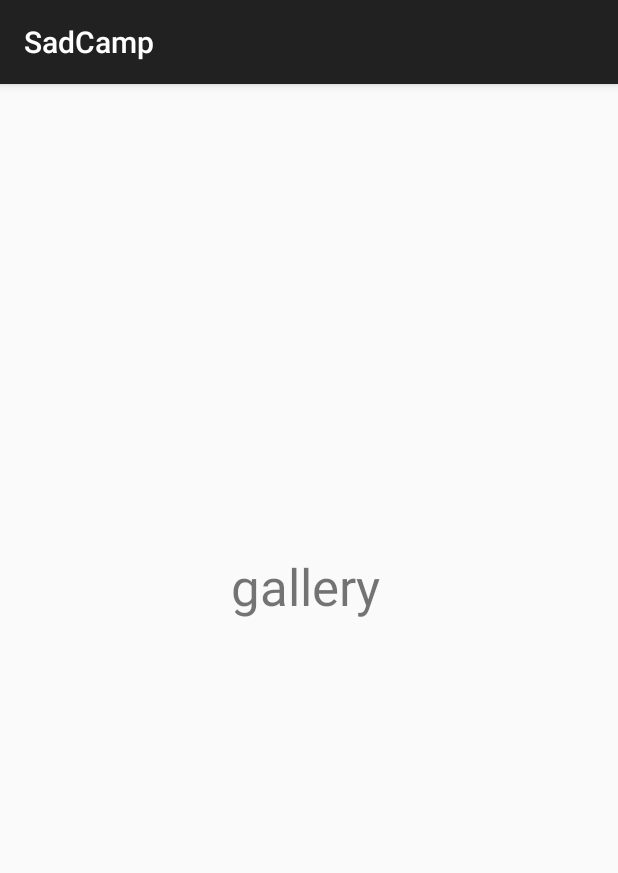
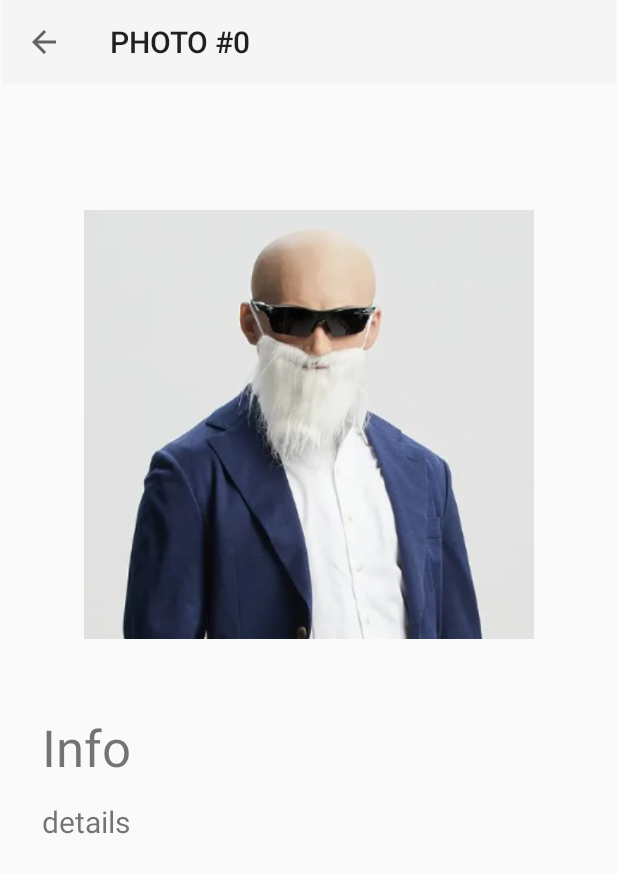
Before and after one commit to kimhaeno/SadCamp, an Android app: the PhotoActivity screen opened directly, with no data from a screen before it, on a phone screen of 412 x 824 dp. Shown: the top 873 px of the screen. Run offline under Robolectric (Android 15) with nearby library versions, the light colour scheme and no system bars; 1 statement that could not run was skipped.

Commit message:
call succeed

```diff
--- a/app/src/main/AndroidManifest.xml
+++ b/app/src/main/AndroidManifest.xml
@@ -30,7 +30,7 @@
         </activity>
 
         <activity android:name=".PhotoActivity"
-            android:theme="@style/Theme.AppCompat.Light.DarkActionBar">
+            android:theme="@style/Theme.AppCompat.Light.NoActionBar">
         </activity>>
 
 
--- a/app/src/main/java/com/example/sadcamp/GalleryAdapter.java
+++ b/app/src/main/java/com/example/sadcamp/GalleryAdapter.java
@@ -1,6 +1,7 @@
 package com.example.sadcamp;
 
 import android.content.Context;
+import android.content.Intent;
 import android.graphics.Bitmap;
 import android.os.Bundle;
 import android.view.View;
@@ -8,6 +9,10 @@ import android.view.ViewGroup;
 import android.widget.BaseAdapter;
 import android.widget.GridView;
 import android.widget.ImageView;
+
+import androidx.fragment.app.FragmentActivity;
+
+import java.util.ArrayList;
 
 public class GalleryAdapter extends BaseAdapter {
 
@@ -24,7 +29,7 @@ public class GalleryAdapter extends BaseAdapter {
 
         if (convertView == null){
             imageView = new ImageView(mContext);
-            imageView.setLayoutParams(new GridView.LayoutParams(85, 85));
+            imageView.setLayoutParams(new GridView.LayoutParams(340, 350));
             imageView.setScaleType(ImageView.ScaleType.CENTER_CROP);
             imageView.setPadding(8,8,8,8);
         } else {
@@ -32,21 +37,19 @@ public class GalleryAdapter extends BaseAdapter {
         }
 
         imageView.setImageBitmap(mImages.get(position));
-        imageView.setOnClickListener(new View.OnClickListener(){
+
+
+
+        imageView.setOnClickListener(new View.OnClickListener() {
             @Override
-            public void onClick(View v){
-                // here position is the image position in the grid view.
-                // handle your click event here.
-                // you can show your dialog from here.
+            public void onClick(View v) {
+                Intent intent = new Intent(mContext, PhotoActivity.class);
 
-                Bundle bundle =new Bundle();
-                bundle.putInt("position", position); //key랑 value
-
-                MyDialogFragment dialog = new MyDialogFragment();
-                dialog.setArguments(bundle);
-                dialog.show(((FragmentActivity)mContext).getSupportFragmentManager(), "myDialog");
+                intent.putExtra("position", position);
+                mContext.startActivity(intent);
             }
         });
+
         return imageView;
     }
 
--- a/app/src/main/java/com/example/sadcamp/MyDialogFragment.java
+++ b/app/src/main/java/com/example/sadcamp/MyDialogFragment.java
@@ -6,6 +6,7 @@ import android.os.Bundle;
 import androidx.fragment.app.DialogFragment;
 import androidx.appcompat.app.AlertDialog;
 
+/*UNUSED!*/
 
 public class MyDialogFragment extends DialogFragment {
 
--- a/app/src/main/java/com/example/sadcamp/PhotoActivity.java
+++ b/app/src/main/java/com/example/sadcamp/PhotoActivity.java
@@ -1,7 +1,12 @@
 package com.example.sadcamp;
 
+import android.content.Intent;
+import android.app.Activity;
+import android.view.MenuItem;
 import android.os.Bundle;
+import android.widget.ImageView;
 
+import androidx.appcompat.widget.Toolbar;
 import androidx.appcompat.app.AppCompatActivity;
 
 public class PhotoActivity extends AppCompatActivity {
@@ -10,5 +15,28 @@ public class PhotoActivity extends AppCompatActivity {
     protected void onCreate(Bundle savedInstanceState){
         super.onCreate(savedInstanceState);
         setContentView(R.layout.activity_photo);
+
+        Intent intent = getIntent();
+        int pos = intent.getExtras().getInt("position");
+
+
+        Toolbar toolbar = findViewById(R.id.photo_toolbar);
+        setSupportActionBar(toolbar);
+        getSupportActionBar().setDisplayHomeAsUpEnabled(true);
+        getSupportActionBar().setTitle(String.format("PHOTO #%d", pos));
+
+
+
+    }
+
+    @Override
+    public boolean onOptionsItemSelected(MenuItem item){
+        switch (item.getItemId()){
+            case android.R.id.home:{
+                finish();
+                return true;
+            }
+        }
+        return super.onOptionsItemSelected(item);
     }
 }
--- a/app/src/main/res/layout/activity_photo.xml
+++ b/app/src/main/res/layout/activity_photo.xml
@@ -1,20 +1,69 @@
 <?xml version="1.0" encoding="utf-8"?>
-<RelativeLayout xmlns:android="http://schemas.android.com/apk/res/android"
+<androidx.constraintlayout.widget.ConstraintLayout xmlns:android="http://schemas.android.com/apk/res/android"
     xmlns:app="http://schemas.android.com/apk/res-auto"
     xmlns:tools="http://schemas.android.com/tools"
-    android:layout_width="wrap_content"
-    android:layout_height="wrap_content"
+    android:layout_width="match_parent"
+    android:layout_height="match_parent"
     tools:context=".PhotoActivity">
+
+    <androidx.appcompat.widget.Toolbar
+        android:id="@+id/photo_toolbar"
+        android:layout_width="match_parent"
+        android:layout_height="wrap_content"
+        android:layout_marginStart="1dp"
+        android:layout_marginEnd="1dp"
+        android:background="?attr/colorPrimary"
+        android:minHeight="?attr/actionBarSize"
+        android:theme="@style/Theme.AppCompat.Light"
+        app:layout_constraintStart_toStartOf="parent"
+        app:layout_constraintTop_toTopOf="parent" />
+
+
+    <ImageView
+        android:id="@+id/photo_bigger"
+        android:layout_width="0dp"
+        android:layout_height="286dp"
+        android:layout_marginTop="84dp"
+        android:gravity="center"
+        android:src="@drawable/b"
+        app:layout_constraintEnd_toEndOf="parent"
+        app:layout_constraintHorizontal_bias="0.0"
+        app:layout_constraintStart_toStartOf="parent"
+        app:layout_constraintTop_toBottomOf="@+id/photo_toolbar" />
 
     <TextView
         android:id="@+id/textView2"
-        android:layout_width="183dp"
-        android:layout_height="106dp"
-        android:layout_marginStart="112dp"
-        android:layout_marginTop="312dp"
-        android:text="gallery"
+        android:layout_width="wrap_content"
+        android:layout_height="wrap_content"
+        android:text="Info"
         android:textAlignment="center"
         android:textSize="34sp"
+        app:layout_constraintBottom_toBottomOf="parent"
+        app:layout_constraintEnd_toEndOf="parent"
+        app:layout_constraintHorizontal_bias="0.08"
         app:layout_constraintStart_toStartOf="parent"
-        app:layout_constraintTop_toTopOf="parent" />
-</RelativeLayout>
+        app:layout_constraintTop_toBottomOf="@+id/photo_bigger"
+        app:layout_constraintVertical_bias="0.14" />
+
+    <LinearLayout
+        android:id="@+id/photo_info"
+        android:layout_width="207dp"
+        android:layout_height="33dp"
+        android:orientation="vertical"
+        app:layout_constraintBottom_toBottomOf="parent"
+        app:layout_constraintEnd_toEndOf="parent"
+        app:layout_constraintHorizontal_bias="0.0"
+        app:layout_constraintStart_toStartOf="@id/textView2"
+        app:layout_constraintTop_toBottomOf="@id/textView2"
+        app:layout_constraintVertical_bias="0.050000012">
+
+        <TextView
+            android:id="@+id/photo_date"
+            android:layout_width="match_parent"
+            android:layout_height="match_parent"
+            android:text="details"
+            android:textSize="20sp" />
+
+    </LinearLayout>
+
+</androidx.constraintlayout.widget.ConstraintLayout>
```
